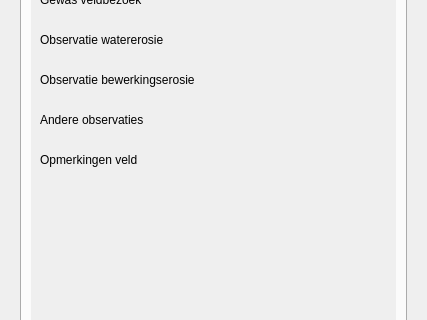
First picture: the form in ui_parcelinfowidget.ui, repository DOV-Vlaanderen/erosiebezwaren, before the edit; both pictures show x 0 to 427 and y 373 to 693 of the 427 by 839 pixel window.
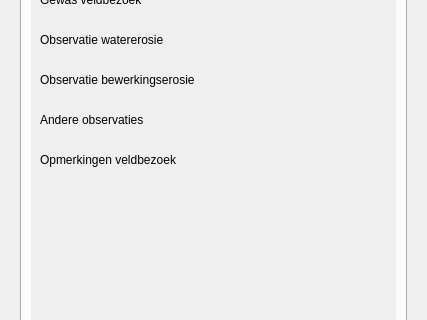
Second picture: the form after the edit. The open tabs and pages were chosen to show the change. Icons and pictures are not drawn. Custom widgets are drawn as their Qt base class.

```diff
--- a/ui_parcelinfowidget.ui
+++ b/ui_parcelinfowidget.ui
@@ -1186,7 +1186,7 @@
               <item>
                <widget class="QLabel" name="lb_opmerkingen_veld">
                 <property name="text">
-                 <string>Opmerkingen veld</string>
+                 <string>Opmerkingen veldbezoek</string>
                 </property>
                </widget>
               </item>
```
Left out of the diff: 4 changed lines with no effect on the pictures.
